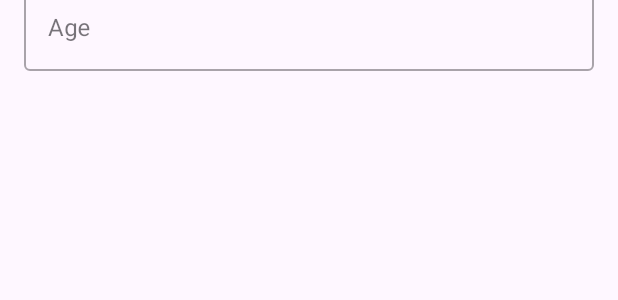
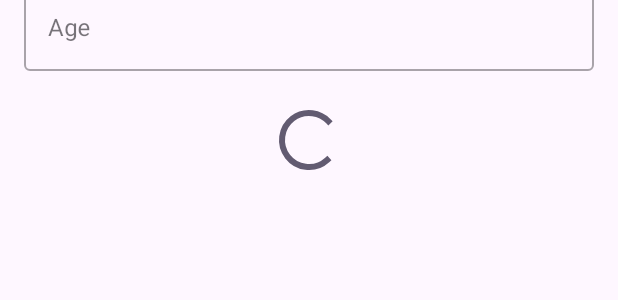
Before and after one commit to andreeavilcu/FitTracker_Android, an Android app: the layout fragment_register_step2.xml on its own in the app's theme, with its tools: preview values and no code run, on a phone screen of 412 x 824 dp. Shown: the part 478-778 px from the top of the screen. Run offline under Robolectric (Android 15) with nearby library versions, the phone set to English and light mode, and no system bars.

Commit message:
-Fix: Transmit password correctly from RegisterStep1 to RegisterStep2 to prevent crash -Added progress bar in RegisterStep2Fragment.kt

```diff
--- a/app/src/main/res/layout/fragment_register_step2.xml
+++ b/app/src/main/res/layout/fragment_register_step2.xml
@@ -92,4 +92,15 @@
         app:layout_constraintEnd_toEndOf="parent"
         app:layout_constraintStart_toStartOf="parent" />
 
+    <ProgressBar
+        android:id="@+id/progressBar"
+        android:layout_width="wrap_content"
+        android:layout_height="wrap_content"
+        android:visibility="gone"
+        app:layout_constraintBottom_toBottomOf="parent"
+        app:layout_constraintEnd_toEndOf="parent"
+        app:layout_constraintStart_toStartOf="parent"
+        app:layout_constraintTop_toTopOf="parent"
+        tools:visibility="visible" />
+
 </androidx.constraintlayout.widget.ConstraintLayout>
--- a/app/src/main/res/navigation/auth_nav_graph.xml
+++ b/app/src/main/res/navigation/auth_nav_graph.xml
@@ -57,6 +57,9 @@
         <argument
             android:name="email"
             app:argType="string" />
+        <argument
+            android:name="password"
+            app:argType="string" />
     </fragment>
 
 
```
Also changed, not shown: app/src/main/java/com/example/fittracker_android/ui/auth/RegisterStep1Fragment.kt (+5 -6 lines), app/src/main/java/com/example/fittracker_android/ui/auth/RegisterStep2Fragment.kt (+7 -2 lines), gradle/libs.versions.toml (+14 -7 lines).
